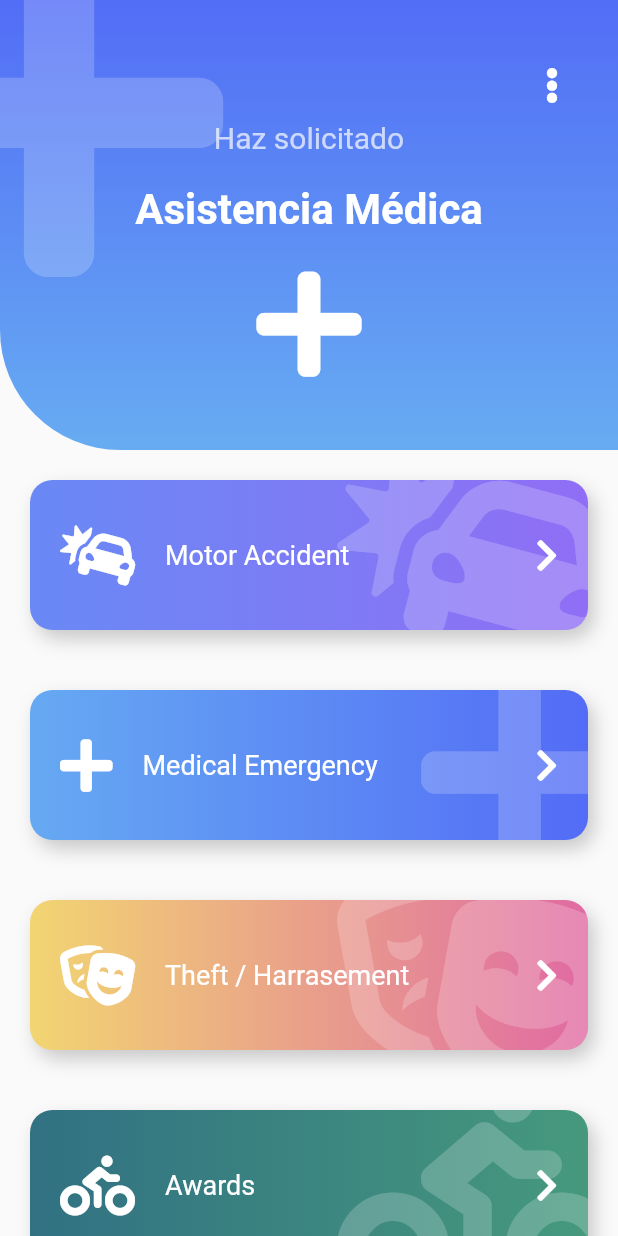
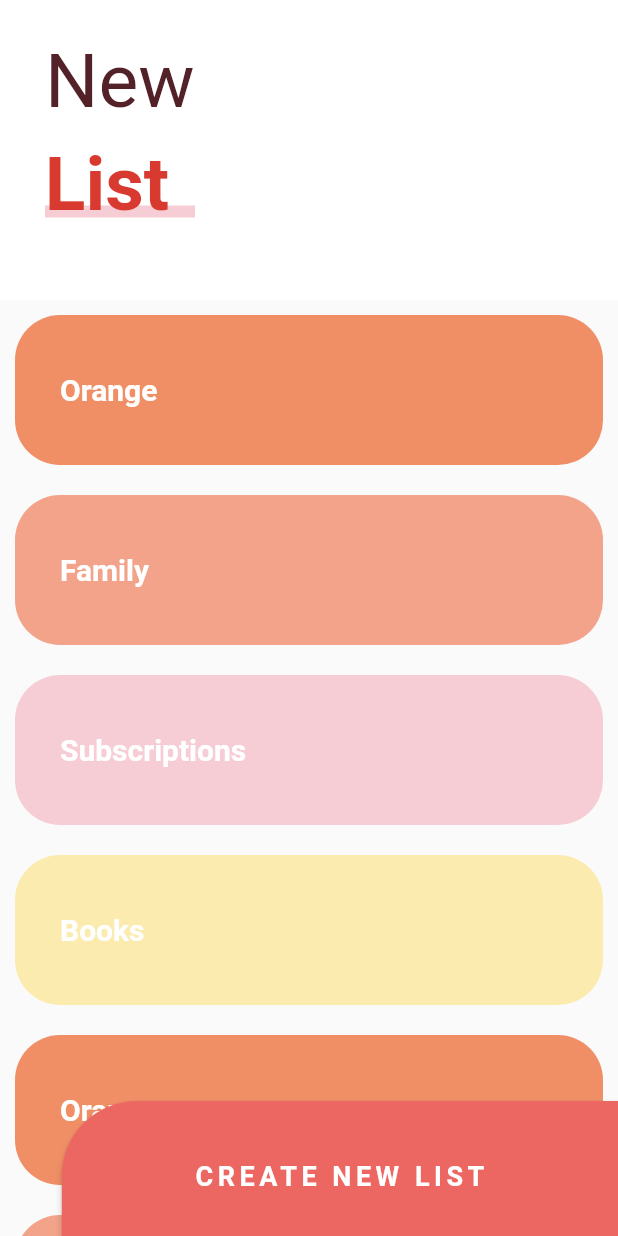
Before and after one commit to CarlosEsp710/flttr-designs, a Flutter app: the screen it shows after launch, on a phone screen of 412 x 824 dp. Run offline on Flutter 3.47's test engine with Material 2 defaults, Android fonts, the phone set to English and light mode, and no system bars; our stand-ins replace animate_do, flutter_svg, font_awesome_flutter.

Commit message:
Sliver List

```diff
--- a/lib/main.dart
+++ b/lib/main.dart
@@ -8,6 +8,7 @@ import 'package:custom_painter/src/pages/pie_charts_page.dart';
 import 'package:custom_painter/src/pages/slideshow_page.dart';
 import 'package:custom_painter/src/pages/pinterest_page.dart';
 import 'package:custom_painter/src/pages/emergency_page.dart';
+import 'package:custom_painter/src/pages/sliver_list_page.dart';
 
 void main() {
   runApp(const MyApp());
@@ -21,7 +22,7 @@ class MyApp extends StatelessWidget {
     return MaterialApp(
       debugShowCheckedModeBanner: false,
       title: 'Diseños App',
-      home: EmergencyPage(),
+      home: SliverListPage(),
     );
   }
 }
--- /dev/null
+++ b/lib/src/pages/sliver_list_page.dart
@@ -0,0 +1,206 @@
+import 'package:flutter/material.dart';
+import 'package:flutter/widgets.dart';
+
+class SliverListPage extends StatelessWidget {
+  const SliverListPage({Key? key}) : super(key: key);
+
+  @override
+  Widget build(BuildContext context) {
+    return Scaffold(
+      body: Stack(
+        children: const <Widget>[
+          _MainScroll(),
+          Positioned(
+            bottom: -10,
+            right: 0,
+            child: _ButtonNewList(),
+          ),
+        ],
+      ),
+    );
+  }
+}
+
+class _ButtonNewList extends StatelessWidget {
+  const _ButtonNewList({Key? key}) : super(key: key);
+
+  @override
+  Widget build(BuildContext context) {
+    final size = MediaQuery.of(context).size;
+
+    return ButtonTheme(
+      minWidth: size.width * 0.9,
+      height: 100,
+      // ignore: deprecated_member_use
+      child: RaisedButton(
+        onPressed: () {},
+        color: const Color(0xFFED6762),
+        shape: const RoundedRectangleBorder(
+          borderRadius: BorderRadius.only(
+            topLeft: Radius.circular(50),
+          ),
+        ),
+        child: const Text(
+          'CREATE NEW LIST',
+          style: TextStyle(
+            color: Colors.white,
+            fontSize: 18,
+            fontWeight: FontWeight.bold,
+            letterSpacing: 3,
+          ),
+        ),
+      ),
+    );
+  }
+}
+
+class _MainScroll extends StatelessWidget {
+  const _MainScroll({Key? key}) : super(key: key);
+
+  @override
+  Widget build(BuildContext context) {
+    final items = [
+      const _ListItem(title: 'Orange', color: Color(0xffF08F66)),
+      const _ListItem(title: 'Family', color: Color(0xffF2A38A)),
+      const _ListItem(title: 'Subscriptions', color: Color(0xffF7CDD5)),
+      const _ListItem(title: 'Books', color: Color(0xffFCEBAF)),
+      const _ListItem(title: 'Orange', color: Color(0xffF08F66)),
+      const _ListItem(title: 'Family', color: Color(0xffF2A38A)),
+      const _ListItem(title: 'Subscriptions', color: Color(0xffF7CDD5)),
+      const _ListItem(title: 'Books', color: Color(0xffFCEBAF)),
+    ];
+
+    return CustomScrollView(
+      slivers: <Widget>[
+        SliverPersistentHeader(
+          floating: true,
+          delegate: _SliverCustomHeaderDelegate(
+            minHeight: 170,
+            maxHeight: 200,
+            child: Container(
+              alignment: Alignment.centerLeft,
+              color: Colors.white,
+              child: const _Title(),
+            ),
+          ),
+        ),
+        SliverList(
+          delegate: SliverChildListDelegate([
+            ...items,
+            const SizedBox(height: 100),
+          ]),
+        ),
+      ],
+    );
+  }
+}
+
+class _SliverCustomHeaderDelegate extends SliverPersistentHeaderDelegate {
+  final double minHeight;
+  final double maxHeight;
+  final Widget child;
+
+  _SliverCustomHeaderDelegate({
+    required this.minHeight,
+    required this.maxHeight,
+    required this.child,
+  });
+
+  @override
+  Widget build(
+      BuildContext context, double shrinkOffset, bool overlapsContent) {
+    return SizedBox.expand(child: child);
+  }
+
+  @override
+  double get maxExtent => maxHeight;
+
+  @override
+  double get minExtent => minHeight;
+
+  @override
+  bool shouldRebuild(_SliverCustomHeaderDelegate oldDelegate) {
+    return maxHeight != oldDelegate.maxHeight ||
+        minHeight != oldDelegate.minHeight ||
+        child != oldDelegate.child;
+  }
+}
+
+class _Title extends StatelessWidget {
+  const _Title({Key? key}) : super(key: key);
+
+  @override
+  Widget build(BuildContext context) {
+    return Column(
+      children: <Widget>[
+        const SizedBox(height: 15),
+        Container(
+          margin: const EdgeInsets.symmetric(horizontal: 30, vertical: 10),
+          child: const Text(
+            'New',
+            style: TextStyle(
+              color: Color(0xFF532128),
+              fontSize: 50,
+            ),
+          ),
+        ),
+        Stack(
+          children: <Widget>[
+            const SizedBox(width: 100),
+            Positioned(
+              bottom: 8,
+              child: Container(
+                width: 150,
+                height: 8,
+                color: const Color(0xFFF7CDD5),
+              ),
+            ),
+            Container(
+              child: const Text(
+                'List',
+                style: TextStyle(
+                  color: Color(0xFFD93A30),
+                  fontSize: 50,
+                  fontWeight: FontWeight.bold,
+                ),
+              ),
+            ),
+          ],
+        ),
+      ],
+    );
+  }
+}
+
+class _ListItem extends StatelessWidget {
+  final String title;
+  final Color color;
+
+  const _ListItem({
+    Key? key,
+    required this.title,
+    required this.color,
+  }) : super(key: key);
+
+  @override
+  Widget build(BuildContext context) {
+    return Container(
+      child: Text(
+        title,
+        style: const TextStyle(
+          color: Colors.white,
+          fontWeight: FontWeight.bold,
+          fontSize: 20,
+        ),
+      ),
+      height: 100,
+      alignment: Alignment.centerLeft,
+      margin: const EdgeInsets.all(10),
+      padding: const EdgeInsets.all(30),
+      decoration: BoxDecoration(
+        color: color,
+        borderRadius: BorderRadius.circular(30),
+      ),
+    );
+  }
+}
```
